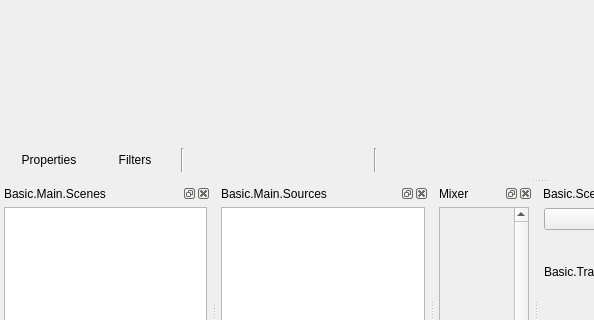
Before: the Qt Designer form UI/forms/OBSBasic.ui in obsproject/obs-studio, drawn with Qt 5; both pictures show x 0 to 594 and y 274 to 594 of the 1079 by 730 pixel window.
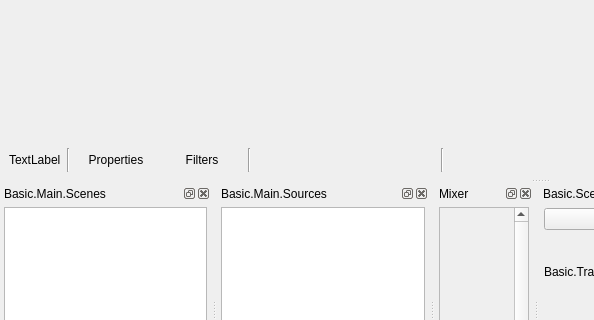
After: the same form once the commit is applied. Icons and pictures are not drawn. Custom widgets are drawn as their Qt base class.

Commit message: Show source name in context menu

The edit to the form file:
```diff
--- a/UI/forms/OBSBasic.ui
+++ b/UI/forms/OBSBasic.ui
@@ -171,6 +171,20 @@
           <property name="bottomMargin">
            <number>0</number>
           </property>
+          <item>
+           <widget class="QLabel" name="contextSourceLabel">
+            <property name="text">
+             <string>TextLabel</string>
+            </property>
+           </widget>
+          </item>
+          <item>
+           <widget class="Line" name="line_3">
+            <property name="orientation">
+             <enum>Qt::Vertical</enum>
+            </property>
+           </widget>
+          </item>
           <item>
            <widget class="QPushButton" name="sourcePropertiesButton">
             <property name="sizePolicy">
```
Left out of the diff: 6 changed lines with no effect on the pictures. The commit also changes 1 other file.
